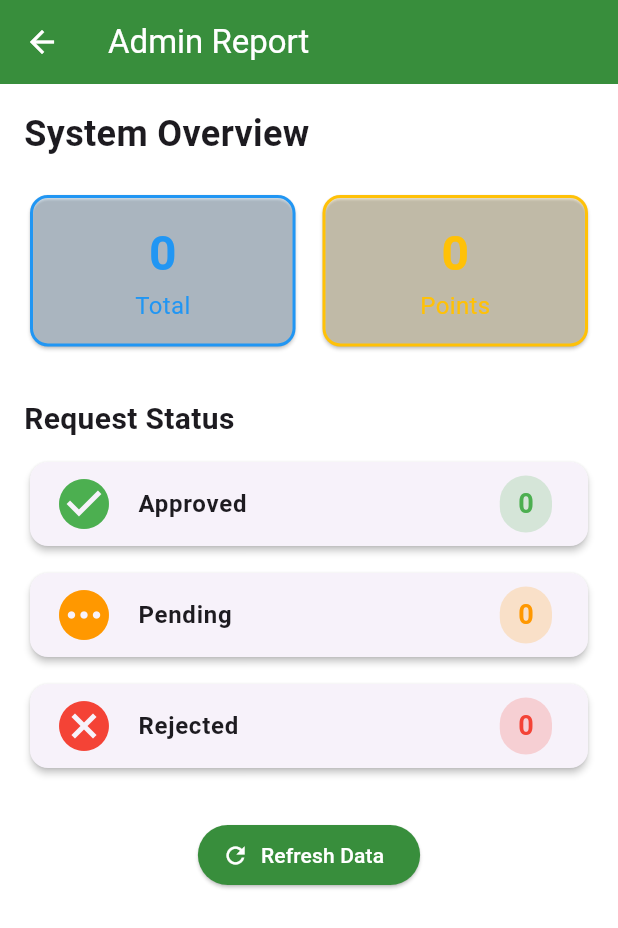
After one commit to bisheshshrestha/flutter_main_projects, a Flutter app: the AdminHome screen opened directly, after a tap on "Reports", on a phone screen of 412 x 824 dp. The commit adds this screen. Shown: the top 928 px of the screen. Run offline on Flutter 3.47's test engine with Material 3 defaults, Android fonts, the phone set to English and light mode, and no system bars; our stand-ins replace cloud_firestore, curved_navigation_bar, firebase_auth, firebase_core, geolocator, google_sign_in and 3 more; missing offline and left inert: tflite_flutter; accounts and stored records are empty.

Commit message:
added some changes

```diff
--- a/RecycleMate/lib/Admin/admin_home.dart
+++ b/RecycleMate/lib/Admin/admin_home.dart
@@ -3,6 +3,7 @@ import 'package:recycle_mate/Admin/admin_approval.dart';
 import 'package:recycle_mate/Admin/admin_reedem.dart';
 import 'package:recycle_mate/Admin/admin_rejected.dart';
 import 'package:recycle_mate/Admin/admin_login.dart';
+import 'package:recycle_mate/Admin/admin_report.dart';
 import 'package:recycle_mate/services/auth.dart';
 import 'package:recycle_mate/services/shared_pref.dart';
 
@@ -110,6 +111,13 @@ class _AdminHomeState extends State<AdminHome> {
                         Navigator.push(context, MaterialPageRoute(builder: (_) => const AdminRejected()));
                       },
                     ),
+                    _AdminCard(
+                      imagePath: "assets/images/monitor.png",
+                      label: "Reports",
+                      onTap: () {
+                        Navigator.push(context, MaterialPageRoute(builder: (_) => const AdminReport()));
+                      },
+                    ),
                   ],
                 ),
               ),
--- /dev/null
+++ b/RecycleMate/lib/Admin/admin_report.dart
@@ -0,0 +1,192 @@
+import 'package:flutter/material.dart';
+import 'package:cloud_firestore/cloud_firestore.dart';
+
+class AdminReport extends StatefulWidget {
+  const AdminReport({super.key});
+
+  @override
+  State<AdminReport> createState() => _AdminReportState();
+}
+
+class _AdminReportState extends State<AdminReport> {
+  int totalRequests = 0;
+  int approvedRequests = 0;
+  int rejectedRequests = 0;
+  int pendingRequests = 0;
+  int totalPointsRedeemed = 0;
+  bool isLoading = true;
+
+  final FirebaseFirestore _firestore = FirebaseFirestore.instance;
+
+  @override
+  void initState() {
+    super.initState();
+    _fetchReportData();
+  }
+
+  Future<void> _fetchReportData() async {
+    try {
+      // Get all user requests (items)
+      QuerySnapshot itemsSnapshot = await _firestore.collectionGroup('items').get();
+      List<DocumentSnapshot> items = itemsSnapshot.docs;
+
+      int total = items.length;
+      int approved = 0;
+      int rejected = 0;
+      int pending = 0;
+
+      for (var item in items) {
+        final data = item.data() as Map<String, dynamic>?;
+
+        if (data != null && data.containsKey('Status')) {
+          String status = data['Status'] ?? 'Pending';
+
+          switch (status) {
+            case 'Approved':
+              approved++;
+              break;
+            case 'Rejected':
+              rejected++;
+              break;
+            default:
+              pending++;
+              break;
+          }
+        } else {
+          pending++;
+        }
+      }
+
+      // Get total redeemed points
+      QuerySnapshot redeemSnapshot = await _firestore.collectionGroup('redeem').get();
+      int points = 0;
+      for (var doc in redeemSnapshot.docs) {
+        final data = doc.data() as Map<String, dynamic>?;
+        if (data != null && data['Points'] is num) {
+          points += (data['Points'] as num).toInt();
+        }
+      }
+
+      if (!mounted) return;
+      setState(() {
+        totalRequests = total;
+        approvedRequests = approved;
+        rejectedRequests = rejected;
+        pendingRequests = pending;
+        totalPointsRedeemed = points;
+        isLoading = false;
+      });
+    } catch (e) {
+      if (!mounted) return;
+      setState(() => isLoading = false);
+      ScaffoldMessenger.of(context).showSnackBar(
+        SnackBar(content: Text('Error loading data: $e')),
+      );
+    }
+  }
+
+  @override
+  Widget build(BuildContext context) {
+    return Scaffold(
+      appBar: AppBar(
+        title: const Text('Admin Report'),
+        backgroundColor: Colors.green[700],
+        foregroundColor: Colors.white,
+      ),
+      body: isLoading
+          ? const Center(child: CircularProgressIndicator())
+          : SingleChildScrollView(
+        padding: const EdgeInsets.all(16),
+        child: Column(
+          crossAxisAlignment: CrossAxisAlignment.start,
+          children: [
+            const Text(
+              'System Overview',
+              style: TextStyle(fontSize: 24, fontWeight: FontWeight.bold),
+            ),
+            const SizedBox(height: 20),
+            Row(
+              children: [
+                _buildSummaryCard('Total', totalRequests, Colors.blue),
+                const SizedBox(width: 10),
+                _buildSummaryCard('Points', totalPointsRedeemed, Colors.amber),
+              ],
+            ),
+            const SizedBox(height: 30),
+            const Text(
+              'Request Status',
+              style: TextStyle(fontSize: 20, fontWeight: FontWeight.bold),
+            ),
+            const SizedBox(height: 10),
+            _buildStatusCard('Approved', approvedRequests, Colors.green, Icons.check_circle),
+            const SizedBox(height: 10),
+            _buildStatusCard('Pending', pendingRequests, Colors.orange, Icons.pending),
+            const SizedBox(height: 10),
+            _buildStatusCard('Rejected', rejectedRequests, Colors.red, Icons.cancel),
+            const SizedBox(height: 30),
+            Center(
+              child: ElevatedButton.icon(
+                onPressed: _fetchReportData,
+                icon: const Icon(Icons.refresh),
+                label: const Text('Refresh Data'),
+                style: ElevatedButton.styleFrom(
+                  backgroundColor: Colors.green[700],
+                  foregroundColor: Colors.white,
+                ),
+              ),
+            ),
+          ],
+        ),
+      ),
+    );
+  }
+
+  Widget _buildSummaryCard(String title, int value, Color color) {
+    return Expanded(
+      child: Card(
+        color: color.withOpacity(0.1),
+        shape: RoundedRectangleBorder(
+          borderRadius: BorderRadius.circular(12),
+          side: BorderSide(color: color, width: 2),
+        ),
+        child: Padding(
+          padding: const EdgeInsets.all(16),
+          child: Column(
+            children: [
+              Text(
+                '$value',
+                style: TextStyle(fontSize: 32, fontWeight: FontWeight.bold, color: color),
+              ),
+              Text(title, style: TextStyle(fontSize: 16, color: color)),
+            ],
+          ),
+        ),
+      ),
+    );
+  }
+
+  Widget _buildStatusCard(String title, int count, Color color, IconData icon) {
+    return Card(
+      elevation: 2,
+      shape: RoundedRectangleBorder(borderRadius: BorderRadius.circular(12)),
+      child: ListTile(
+        leading: Icon(icon, size: 40, color: color),
+        title: Text(
+          title,
+          style: const TextStyle(fontWeight: FontWeight.bold),
+        ),
+        trailing: Container(
+          padding: const EdgeInsets.symmetric(horizontal: 12, vertical: 6),
+          decoration: BoxDecoration(
+            color: color.withOpacity(0.2),
+            borderRadius: BorderRadius.circular(20),
+          ),
+          child: Text(
+            '$count',
+            style: TextStyle(fontSize: 18, fontWeight: FontWeight.bold, color: color),
+          ),
+        ),
+      ),
+    );
+  }
+}
--- a/RecycleMate/lib/main.dart
+++ b/RecycleMate/lib/main.dart
@@ -59,7 +59,7 @@ class _RootPageState extends State<RootPage> {
         body: Center(child: CircularProgressIndicator()),
       );
     }
-    return isLoggedIn ? BottomNav() : LoginPage();
-    // return AdminLogin();
+    // return isLoggedIn ? BottomNav() : LoginPage();
+    return AdminLogin();
   }
 }
--- a/RecycleMate/lib/services/database.dart
+++ b/RecycleMate/lib/services/database.dart
@@ -1,6 +1,7 @@
 import 'package:cloud_firestore/cloud_firestore.dart';
 
 class DatabaseMethods {
+  final FirebaseFirestore _firestore = FirebaseFirestore.instance;
   Future addUserInfo(Map<String, dynamic> userInfoMap, String id) async{
     return await FirebaseFirestore.instance
         .collection("users")
```
Also changed, not shown: RecycleMate/lib/Admin/admin_reedem.dart (+124 -140 lines), RecycleMate/lib/pages/profile.dart (+11 -22 lines), RecycleMate/assets/images/monitor.png (added).
